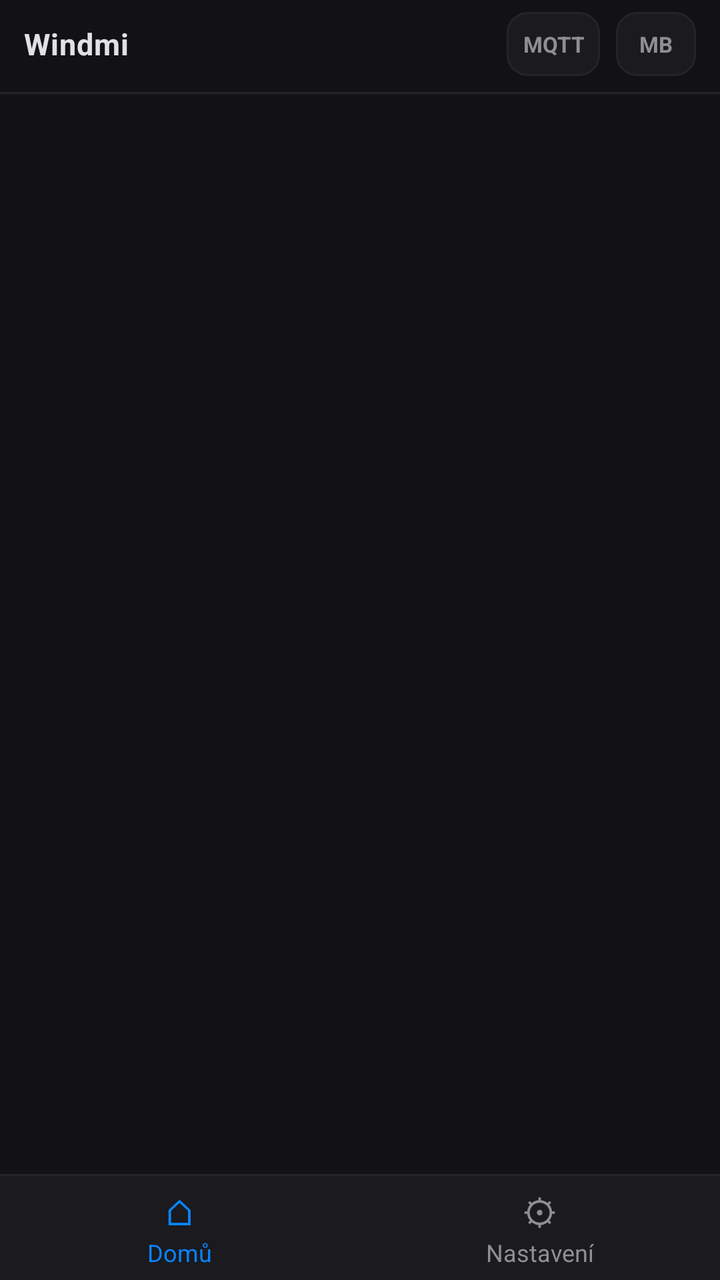
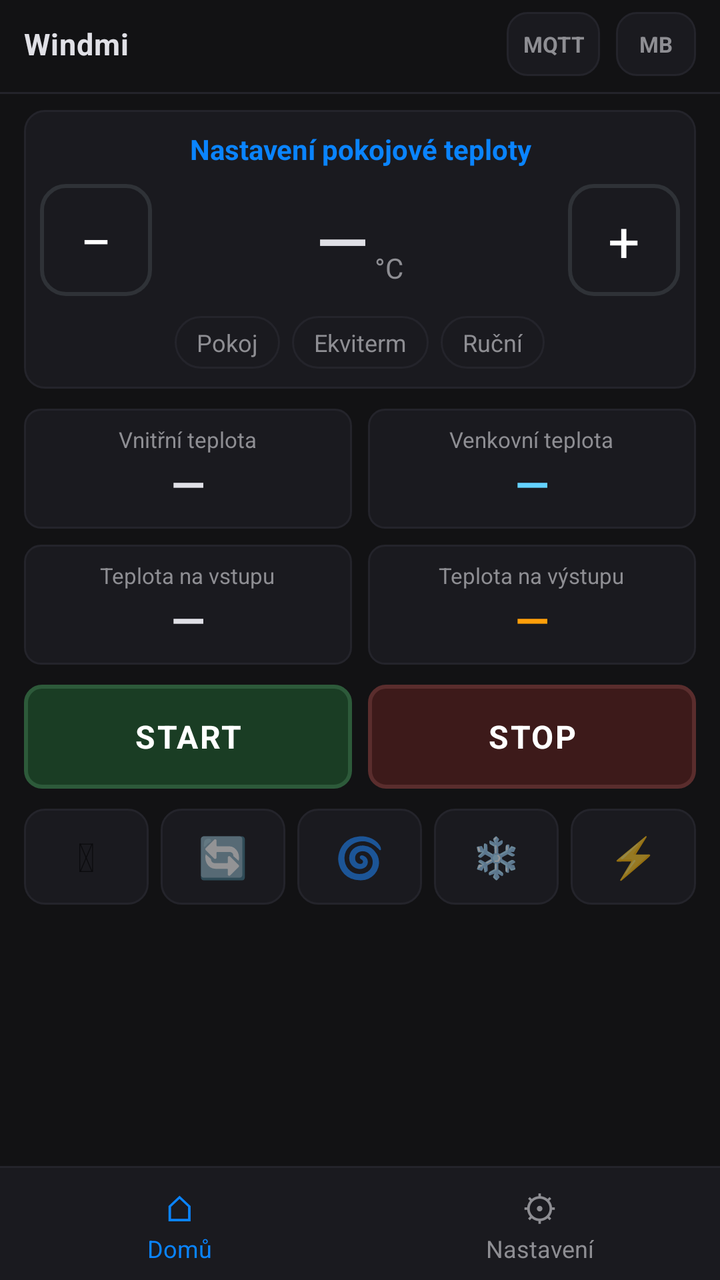

Two renders of the same Android screen: before a commit and after it. Below are the layout's source before the change and the commit's diff.
<!-- AndroidManifest.xml: activity theme Theme.WindmiCtrl -->
<!-- res/layout/activity_main.xml -->
<?xml version="1.0" encoding="utf-8"?>
<LinearLayout xmlns:android="http://schemas.android.com/apk/res/android"
    android:id="@+id/root"
    android:layout_width="match_parent"
    android:layout_height="match_parent"
    android:background="@color/bg"
    android:orientation="vertical">

    <LinearLayout
        android:id="@+id/topbar"
        android:layout_width="match_parent"
        android:layout_height="wrap_content"
        android:gravity="center_vertical"
        android:orientation="horizontal"
        android:paddingHorizontal="12dp"
        android:paddingTop="6dp"
        android:paddingBottom="8dp">

        <TextView
            android:layout_width="0dp"
            android:layout_height="wrap_content"
            android:layout_weight="1"
            android:letterSpacing="0.02"
            android:text="Windmi"
            android:textColor="@color/text"
            android:textSize="15sp"
            android:textStyle="bold" />

        <TextView
            android:id="@+id/sigMqtt"
            android:layout_width="wrap_content"
            android:layout_height="32dp"
            android:background="@drawable/bg_sig"
            android:gravity="center"
            android:minWidth="40dp"
            android:paddingHorizontal="8dp"
            android:text="MQTT"
            android:textColor="@color/muted"
            android:textSize="11sp"
            android:textStyle="bold" />

        <TextView
            android:id="@+id/sigMb"
            android:layout_width="wrap_content"
            android:layout_height="32dp"
            android:layout_marginStart="8dp"
            android:background="@drawable/bg_sig"
            android:gravity="center"
            android:minWidth="40dp"
            android:paddingHorizontal="8dp"
            android:text="MB"
            android:textColor="@color/muted"
            android:textSize="11sp"
            android:textStyle="bold" />
    </LinearLayout>

    <View
        android:layout_width="match_parent"
        android:layout_height="1dp"
        android:background="@color/border" />

    <LinearLayout
        android:id="@+id/faultBanner"
        android:layout_width="match_parent"
        android:layout_height="wrap_content"
        android:layout_marginHorizontal="12dp"
        android:layout_marginTop="8dp"
        android:background="@drawable/bg_fault"
        android:orientation="vertical"
        android:paddingHorizontal="12dp"
        android:paddingVertical="8dp"
        android:visibility="gone">

        <TextView
            android:layout_width="match_parent"
            android:layout_height="wrap_content"
            android:letterSpacing="0.04"
            android:text="PORUCHOVÉ HLÁŠENÍ"
            android:textAllCaps="true"
            android:textColor="@color/fault"
            android:textSize="12sp"
            android:textStyle="bold" />

        <TextView
            android:id="@+id/faultText"
            android:layout_width="match_parent"
            android:layout_height="wrap_content"
            android:textColor="@color/fault_text"
            android:textSize="13sp" />
    </LinearLayout>

    <FrameLayout
        android:id="@+id/content"
        android:layout_width="match_parent"
        android:layout_height="0dp"
        android:layout_weight="1" />

    <View
        android:layout_width="match_parent"
        android:layout_height="1dp"
        android:background="@color/border" />

    <LinearLayout
        android:id="@+id/bottomNav"
        android:layout_width="match_parent"
        android:layout_height="52dp"
        android:background="@color/panel"
        android:orientation="horizontal">

        <LinearLayout
            android:id="@+id/navHome"
            android:layout_width="0dp"
            android:layout_height="match_parent"
            android:layout_weight="1"
            android:background="?attr/selectableItemBackground"
            android:clickable="true"
            android:focusable="true"
            android:gravity="center"
            android:orientation="vertical">

            <TextView
                android:layout_width="wrap_content"
                android:layout_height="wrap_content"
                android:text="⌂"
                android:textColor="@color/room"
                android:textSize="18sp" />

            <TextView
                android:id="@+id/navHomeLabel"
                android:layout_width="wrap_content"
                android:layout_height="wrap_content"
                android:text="Domů"
                android:textColor="@color/room"
                android:textSize="12sp" />
        </LinearLayout>

        <LinearLayout
            android:id="@+id/navSettings"
            android:layout_width="0dp"
            android:layout_height="match_parent"
            android:layout_weight="1"
            android:background="?attr/selectableItemBackground"
            android:clickable="true"
            android:focusable="true"
            android:gravity="center"
            android:orientation="vertical">

            <TextView
                android:layout_width="wrap_content"
                android:layout_height="wrap_content"
                android:text="⚙"
                android:textColor="@color/muted"
                android:textSize="18sp" />

            <TextView
                android:id="@+id/navSettingsLabel"
                android:layout_width="wrap_content"
                android:layout_height="wrap_content"
                android:text="Nastavení"
                android:textColor="@color/muted"
                android:textSize="12sp" />
        </LinearLayout>
    </LinearLayout>
</LinearLayout>
<!-- resources referenced by this layout -->
<resources>
  <color name="bg">#121214</color>
  <color name="border">#24242B</color>
  <color name="fault">#FF453A</color>
  <color name="muted">#8E8E93</color>
  <color name="panel">#1A1A1F</color>
  <color name="room">#0A84FF</color>
  <color name="text">#E0E0E6</color>
  <!-- unchanged entries left out for length: 5 -->
</resources>

<!-- the commit's change to res/layout/activity_main.xml (unified diff, before → after) -->
@@ -89,11 +89,25 @@
             android:textSize="13sp" />
     </LinearLayout>
 
-    <FrameLayout
-        android:id="@+id/content"
+    <ViewFlipper
+        android:id="@+id/pager"
         android:layout_width="match_parent"
         android:layout_height="0dp"
-        android:layout_weight="1" />
+        android:layout_weight="1"
+        android:measureAllChildren="false">
+
+        <include
+            android:id="@+id/pageHome"
+            layout="@layout/view_home"
+            android:layout_width="match_parent"
+            android:layout_height="match_parent" />
+
+        <include
+            android:id="@+id/pageSettings"
+            layout="@layout/view_settings"
+            android:layout_width="match_parent"
+            android:layout_height="match_parent" />
+    </ViewFlipper>
 
     <View
         android:layout_width="match_parent"
@@ -103,14 +117,15 @@
     <LinearLayout
         android:id="@+id/bottomNav"
         android:layout_width="match_parent"
-        android:layout_height="52dp"
+        android:layout_height="wrap_content"
         android:background="@color/panel"
+        android:minHeight="56dp"
         android:orientation="horizontal">
 
         <LinearLayout
             android:id="@+id/navHome"
             android:layout_width="0dp"
-            android:layout_height="match_parent"
+            android:layout_height="56dp"
             android:layout_weight="1"
             android:background="?attr/selectableItemBackground"
             android:clickable="true"
@@ -119,6 +134,7 @@
             android:orientation="vertical">
 
             <TextView
+                android:id="@+id/navHomeIcon"
                 android:layout_width="wrap_content"
                 android:layout_height="wrap_content"
                 android:text="⌂"
@@ -137,7 +153,7 @@
         <LinearLayout
             android:id="@+id/navSettings"
             android:layout_width="0dp"
-            android:layout_height="match_parent"
+            android:layout_height="56dp"
             android:layout_weight="1"
             android:background="?attr/selectableItemBackground"
             android:clickable="true"
@@ -146,6 +162,7 @@
             android:orientation="vertical">
 
             <TextView
+                android:id="@+id/navSettingsIcon"
                 android:layout_width="wrap_content"
                 android:layout_height="wrap_content"
                 android:text="⚙"
@@ -162,3 +179,549 @@
         </LinearLayout>
     </LinearLayout>
 </LinearLayout>
+<!-- res/layout/view_home.xml (included above) -->
+<?xml version="1.0" encoding="utf-8"?>
+<ScrollView xmlns:android="http://schemas.android.com/apk/res/android"
+    android:layout_width="match_parent"
+    android:layout_height="match_parent"
+    android:background="@color/bg"
+    android:fillViewport="true"
+    android:overScrollMode="never">
+
+    <LinearLayout
+        android:layout_width="match_parent"
+        android:layout_height="wrap_content"
+        android:orientation="vertical"
+        android:paddingHorizontal="12dp"
+        android:paddingTop="8dp"
+        android:paddingBottom="20dp">
+
+        <LinearLayout
+            android:layout_width="match_parent"
+            android:layout_height="wrap_content"
+            android:background="@drawable/bg_panel"
+            android:gravity="center_horizontal"
+            android:orientation="vertical"
+            android:paddingHorizontal="8dp"
+            android:paddingVertical="10dp">
+
+            <TextView
+                android:id="@+id/spTitle"
+                android:layout_width="match_parent"
+                android:layout_height="wrap_content"
+                android:gravity="center"
+                android:text="Nastavení pokojové teploty"
+                android:textColor="@color/room"
+                android:textSize="14sp"
+                android:textStyle="bold" />
+
+            <LinearLayout
+                android:layout_width="match_parent"
+                android:layout_height="wrap_content"
+                android:gravity="center"
+                android:orientation="horizontal"
+                android:paddingTop="8dp"
+                android:paddingBottom="10dp">
+
+                <TextView
+                    android:id="@+id/btnMinus"
+                    android:layout_width="56dp"
+                    android:layout_height="56dp"
+                    android:background="@drawable/bg_btn_round"
+                    android:clickable="true"
+                    android:focusable="true"
+                    android:gravity="center"
+                    android:text="−"
+                    android:textColor="@android:color/white"
+                    android:textSize="28sp" />
+
+                <LinearLayout
+                    android:layout_width="0dp"
+                    android:layout_height="wrap_content"
+                    android:layout_weight="1"
+                    android:gravity="center"
+                    android:orientation="vertical"
+                    android:paddingHorizontal="8dp">
+
+                    <LinearLayout
+                        android:layout_width="wrap_content"
+                        android:layout_height="wrap_content"
+                        android:gravity="top"
+                        android:orientation="horizontal">
+
+                        <TextView
+                            android:id="@+id/spValue"
+                            android:layout_width="wrap_content"
+                            android:layout_height="wrap_content"
+                            android:fontFamily="sans-serif-medium"
+                            android:text="—"
+                            android:textColor="@color/text"
+                            android:textSize="34sp" />
+
+                        <TextView
+                            android:layout_width="wrap_content"
+                            android:layout_height="wrap_content"
+                            android:layout_marginStart="3dp"
+                            android:layout_marginTop="6dp"
+                            android:text="°C"
+                            android:textColor="@color/muted"
+                            android:textSize="14sp" />
+                    </LinearLayout>
+
+                    <TextView
+                        android:id="@+id/spHint"
+                        android:layout_width="wrap_content"
+                        android:layout_height="wrap_content"
+                        android:layout_marginTop="4dp"
+                        android:textColor="@color/ekv"
+                        android:textSize="12sp"
+                        android:visibility="gone" />
+                </LinearLayout>
+
+                <TextView
+                    android:id="@+id/btnPlus"
+                    android:layout_width="56dp"
+                    android:layout_height="56dp"
+                    android:background="@drawable/bg_btn_round"
+                    android:clickable="true"
+                    android:focusable="true"
+                    android:gravity="center"
+                    android:text="+"
+                    android:textColor="@android:color/white"
+                    android:textSize="28sp" />
+            </LinearLayout>
+
+            <LinearLayout
+                android:layout_width="match_parent"
+                android:layout_height="wrap_content"
+                android:gravity="center"
+                android:orientation="horizontal">
+
+                <TextView
+                    android:id="@+id/modeRoom"
+                    android:layout_width="wrap_content"
+                    android:layout_height="wrap_content"
+                    android:background="@drawable/bg_chip"
+                    android:clickable="true"
+                    android:focusable="true"
+                    android:paddingHorizontal="11dp"
+                    android:paddingVertical="5dp"
+                    android:text="Pokoj"
+                    android:textColor="@color/muted"
+                    android:textSize="12sp" />
+
+                <TextView
+                    android:id="@+id/modeEkv"
+                    android:layout_width="wrap_content"
+                    android:layout_height="wrap_content"
+                    android:layout_marginStart="6dp"
+                    android:background="@drawable/bg_chip"
+                    android:clickable="true"
+                    android:focusable="true"
+                    android:paddingHorizontal="11dp"
+                    android:paddingVertical="5dp"
+                    android:text="Ekviterm"
+                    android:textColor="@color/muted"
+                    android:textSize="12sp" />
+
+                <TextView
+                    android:id="@+id/modeWater"
+                    android:layout_width="wrap_content"
+                    android:layout_height="wrap_content"
+                    android:layout_marginStart="6dp"
+                    android:background="@drawable/bg_chip"
+                    android:clickable="true"
+                    android:focusable="true"
+                    android:paddingHorizontal="11dp"
+                    android:paddingVertical="5dp"
+                    android:text="Ruční"
+                    android:textColor="@color/muted"
+                    android:textSize="12sp" />
+            </LinearLayout>
+        </LinearLayout>
+
+        <LinearLayout
+            android:layout_width="match_parent"
+            android:layout_height="wrap_content"
+            android:layout_marginTop="10dp"
+            android:orientation="horizontal">
+
+            <LinearLayout
+                android:layout_width="0dp"
+                android:layout_height="wrap_content"
+                android:layout_marginEnd="4dp"
+                android:layout_weight="1"
+                android:background="@drawable/bg_temp_card"
+                android:gravity="center"
+                android:orientation="vertical"
+                android:padding="8dp">
+
+                <TextView
+                    android:layout_width="wrap_content"
+                    android:layout_height="wrap_content"
+                    android:text="Vnitřní teplota"
+                    android:textColor="@color/muted"
+                    android:textSize="11sp" />
+
+                <TextView
+                    android:id="@+id/tempRoom"
+                    android:layout_width="wrap_content"
+                    android:layout_height="wrap_content"
+                    android:text="—"
+                    android:textColor="@color/text"
+                    android:textSize="22sp"
+                    android:textStyle="bold" />
+            </LinearLayout>
+
+            <LinearLayout
+                android:layout_width="0dp"
+                android:layout_height="wrap_content"
+                android:layout_marginStart="4dp"
+                android:layout_weight="1"
+                android:background="@drawable/bg_temp_card"
+                android:gravity="center"
+                android:orientation="vertical"
+                android:padding="8dp">
+
+                <TextView
+                    android:layout_width="wrap_content"
+                    android:layout_height="wrap_content"
+                    android:text="Venkovní teplota"
+                    android:textColor="@color/muted"
+                    android:textSize="11sp" />
+
+                <TextView
+                    android:id="@+id/tempOutdoor"
+                    android:layout_width="wrap_content"
+                    android:layout_height="wrap_content"
+                    android:text="—"
+                    android:textColor="@color/ekv"
+                    android:textSize="22sp"
+                    android:textStyle="bold" />
+            </LinearLayout>
+        </LinearLayout>
+
+        <LinearLayout
+            android:layout_width="match_parent"
+            android:layout_height="wrap_content"
+            android:layout_marginTop="8dp"
+            android:orientation="horizontal">
+
+            <LinearLayout
+                android:layout_width="0dp"
+                android:layout_height="wrap_content"
+                android:layout_marginEnd="4dp"
+                android:layout_weight="1"
+                android:background="@drawable/bg_temp_card"
+                android:gravity="center"
+                android:orientation="vertical"
+                android:padding="8dp">
+
+                <TextView
+                    android:layout_width="wrap_content"
+                    android:layout_height="wrap_content"
+                    android:text="Teplota na vstupu"
+                    android:textColor="@color/muted"
+                    android:textSize="11sp" />
+
+                <TextView
+                    android:id="@+id/tempInlet"
+                    android:layout_width="wrap_content"
+                    android:layout_height="wrap_content"
+                    android:text="—"
+                    android:textColor="@color/text"
+                    android:textSize="22sp"
+                    android:textStyle="bold" />
+            </LinearLayout>
+
+            <LinearLayout
+                android:layout_width="0dp"
+                android:layout_height="wrap_content"
+                android:layout_marginStart="4dp"
+                android:layout_weight="1"
+                android:background="@drawable/bg_temp_card"
+                android:gravity="center"
+                android:orientation="vertical"
+                android:padding="8dp">
+
+                <TextView
+                    android:layout_width="wrap_content"
+                    android:layout_height="wrap_content"
+                    android:text="Teplota na výstupu"
+                    android:textColor="@color/muted"
+                    android:textSize="11sp" />
+
+                <TextView
+                    android:id="@+id/tempOutlet"
+                    android:layout_width="wrap_content"
+                    android:layout_height="wrap_content"
+                    android:text="—"
+                    android:textColor="@color/water"
+                    android:textSize="22sp"
+                    android:textStyle="bold" />
+            </LinearLayout>
+        </LinearLayout>
+
+        <LinearLayout
+            android:layout_width="match_parent"
+            android:layout_height="wrap_content"
+            android:layout_marginTop="10dp"
+            android:orientation="horizontal">
+
+            <TextView
+                android:id="@+id/btnStart"
+                android:layout_width="0dp"
+                android:layout_height="52dp"
+                android:layout_marginEnd="4dp"
+                android:layout_weight="1"
+                android:background="@drawable/bg_btn_start"
+                android:clickable="true"
+                android:focusable="true"
+                android:gravity="center"
+                android:letterSpacing="0.05"
+                android:text="START"
+                android:textColor="@android:color/white"
+                android:textSize="16sp"
+                android:textStyle="bold" />
+
+            <TextView
+                android:id="@+id/btnStop"
+                android:layout_width="0dp"
+                android:layout_height="52dp"
+                android:layout_marginStart="4dp"
+                android:layout_weight="1"
+                android:background="@drawable/bg_btn_stop"
+                android:clickable="true"
+                android:focusable="true"
+                android:gravity="center"
+                android:letterSpacing="0.05"
+                android:text="STOP"
+                android:textColor="@android:color/white"
+                android:textSize="16sp"
+                android:textStyle="bold" />
+        </LinearLayout>
+
+        <LinearLayout
+            android:layout_width="match_parent"
+            android:layout_height="wrap_content"
+            android:layout_marginTop="10dp"
+            android:orientation="horizontal">
+
+            <TextView
+                android:id="@+id/statPower"
+                android:layout_width="0dp"
+                android:layout_height="48dp"
+                android:layout_marginEnd="3dp"
+                android:layout_weight="1"
+                android:background="@drawable/bg_stat"
+                android:gravity="center"
+                android:text="⏻"
+                android:textSize="20sp" />
+
+            <TextView
+                android:id="@+id/statPump"
+                android:layout_width="0dp"
+                android:layout_height="48dp"
+                android:layout_marginHorizontal="3dp"
+                android:layout_weight="1"
+                android:background="@drawable/bg_stat"
+                android:gravity="center"
+                android:text="🔄"
+                android:textSize="20sp" />
+
+            <TextView
+                android:id="@+id/statCompressor"
+                android:layout_width="0dp"
+                android:layout_height="48dp"
+                android:layout_marginHorizontal="3dp"
+                android:layout_weight="1"
+                android:background="@drawable/bg_stat"
+                android:gravity="center"
+                android:text="🌀"
+                android:textSize="20sp" />
+
+            <TextView
+                android:id="@+id/statDefrost"
+                android:layout_width="0dp"
+                android:layout_height="48dp"
+                android:layout_marginHorizontal="3dp"
+                android:layout_weight="1"
+                android:background="@drawable/bg_stat"
+                android:gravity="center"
+                android:text="❄"
+                android:textSize="20sp" />
+
+            <TextView
+                android:id="@+id/statElec"
+                android:layout_width="0dp"
+                android:layout_height="48dp"
+                android:layout_marginStart="3dp"
+                android:layout_weight="1"
+                android:background="@drawable/bg_stat"
+                android:gravity="center"
+                android:text="⚡"
+                android:textSize="20sp" />
+        </LinearLayout>
+    </LinearLayout>
+</ScrollView>
+<!-- res/layout/view_settings.xml (included above) -->
+<?xml version="1.0" encoding="utf-8"?>
+<ScrollView xmlns:android="http://schemas.android.com/apk/res/android"
+    android:layout_width="match_parent"
+    android:layout_height="match_parent"
+    android:background="@color/bg"
+    android:fillViewport="true"
+    android:overScrollMode="never">
+
+    <LinearLayout
+        android:layout_width="match_parent"
+        android:layout_height="wrap_content"
+        android:orientation="vertical"
+        android:paddingHorizontal="12dp"
+        android:paddingTop="8dp"
+        android:paddingBottom="20dp">
+
+        <TextView
+            android:layout_width="match_parent"
+            android:layout_height="wrap_content"
+            android:text="Připojení MQTT"
+            android:textColor="@color/text"
+            android:textSize="18sp"
+            android:textStyle="bold" />
+
+        <TextView
+            android:layout_width="match_parent"
+            android:layout_height="wrap_content"
+            android:layout_marginTop="4dp"
+            android:layout_marginBottom="14dp"
+            android:lineSpacingMultiplier="1.3"
+            android:text="Aplikace slouží jen k ovládání. Časový plán a regulátor PID zůstávají na Tab5."
+            android:textColor="@color/muted"
+            android:textSize="13sp" />
+
+        <TextView
+            android:layout_width="match_parent"
+            android:layout_height="wrap_content"
+            android:text="Broker (WSS)"
+            android:textColor="@color/muted"
+            android:textSize="12sp" />
+
+        <EditText
+            android:id="@+id/cfgHost"
+            android:layout_width="match_parent"
+            android:layout_height="48dp"
+            android:layout_marginTop="4dp"
+            android:background="@drawable/bg_field"
+            android:hint="wss://broker.example.com:8084/mqtt"
+            android:inputType="textUri"
+            android:paddingHorizontal="12dp"
+            android:textColor="@color/text"
+            android:textColorHint="@color/muted"
+            android:textSize="14sp" />
+
+        <TextView
+            android:layout_width="match_parent"
+            android:layout_height="wrap_content"
+            android:layout_marginTop="12dp"
+            android:text="Uživatel"
+            android:textColor="@color/muted"
+            android:textSize="12sp" />
+
+        <EditText
+            android:id="@+id/cfgUser"
+            android:layout_width="match_parent"
+            android:layout_height="48dp"
+            android:layout_marginTop="4dp"
+            android:background="@drawable/bg_field"
+            android:inputType="text"
+            android:paddingHorizontal="12dp"
+            android:textColor="@color/text"
+            android:textColorHint="@color/muted"
+            android:textSize="14sp" />
+
+        <TextView
+            android:layout_width="match_parent"
+            android:layout_height="wrap_content"
+            android:layout_marginTop="12dp"
+            android:text="Heslo"
+            android:textColor="@color/muted"
+            android:textSize="12sp" />
+
+        <EditText
+            android:id="@+id/cfgPass"
+            android:layout_width="match_parent"
+            android:layout_height="48dp"
+            android:layout_marginTop="4dp"
+            android:background="@drawable/bg_field"
+            android:inputType="textPassword"
+            android:paddingHorizontal="12dp"
+            android:textColor="@color/text"
+            android:textColorHint="@color/muted"
+            android:textSize="14sp" />
+
+        <TextView
+            android:layout_width="match_parent"
+            android:layout_height="wrap_content"
+            android:layout_marginTop="12dp"
+            android:text="Topic prefix"
+            android:textColor="@color/muted"
+            android:textSize="12sp" />
+
+        <EditText
+            android:id="@+id/cfgPrefix"
+            android:layout_width="match_parent"
+            android:layout_height="48dp"
+            android:layout_marginTop="4dp"
+            android:background="@drawable/bg_field"
+            android:inputType="text"
+            android:paddingHorizontal="12dp"
+            android:text="windmi"
+            android:textColor="@color/text"
+            android:textColorHint="@color/muted"
+            android:textSize="14sp" />
+
+        <LinearLayout
+            android:layout_width="match_parent"
+            android:layout_height="wrap_content"
+            android:layout_marginTop="16dp"
+            android:orientation="horizontal">
+
+            <TextView
+                android:id="@+id/btnConnect"
+                android:layout_width="0dp"
+                android:layout_height="48dp"
+                android:layout_marginEnd="6dp"
+                android:layout_weight="1"
+                android:background="@drawable/bg_btn_primary"
+                android:clickable="true"
+                android:focusable="true"
+                android:gravity="center"
+                android:text="Připojit"
+                android:textColor="@android:color/white"
+                android:textStyle="bold" />
+
+            <TextView
+                android:id="@+id/btnDisconnect"
+                android:layout_width="0dp"
+                android:layout_height="48dp"
+                android:layout_marginStart="6dp"
+                android:layout_weight="1"
+                android:background="@drawable/bg_btn_secondary"
+                android:clickable="true"
+                android:focusable="true"
+                android:gravity="center"
+                android:text="Odpojit"
+                android:textColor="@color/text"
+                android:textStyle="bold" />
+        </LinearLayout>
+
+        <TextView
+            android:id="@+id/cfgStatus"
+            android:layout_width="match_parent"
+            android:layout_height="wrap_content"
+            android:layout_marginTop="12dp"
+            android:minHeight="18dp"
+            android:textColor="@color/muted"
+            android:textSize="13sp" />
+    </LinearLayout>
+</ScrollView>
<!-- resource entries referenced after the edit -->
@@ -2,11 +2,90 @@
 <resources>
   <color name="bg">#121214</color>
   <color name="border">#24242B</color>
+  <color name="ekv">#64D2FF</color>
   <color name="fault">#FF453A</color>
   <color name="muted">#8E8E93</color>
   <color name="panel">#1A1A1F</color>
   <color name="room">#0A84FF</color>
   <color name="text">#E0E0E6</color>
+  <color name="water">#FF9F0A</color>
+  <!-- drawable bg_btn_primary (drawable) -->
+  <?xml version="1.0" encoding="utf-8"?>
+  <shape xmlns:android="http://schemas.android.com/apk/res/android" android:shape="rectangle">
+      <solid android:color="@color/chip_room_bg" />
+      <stroke android:width="1dp" android:color="@color/room" />
+      <corners android:radius="8dp" />
+  </shape>
+  <!-- drawable bg_btn_round (drawable) -->
+  <?xml version="1.0" encoding="utf-8"?>
+  <shape xmlns:android="http://schemas.android.com/apk/res/android" android:shape="rectangle">
+      <solid android:color="@color/btn_round" />
+      <stroke android:width="2dp" android:color="@color/btn_round_border" />
+      <corners android:radius="12dp" />
+  </shape>
+  <!-- drawable bg_btn_secondary (drawable) -->
+  <?xml version="1.0" encoding="utf-8"?>
+  <shape xmlns:android="http://schemas.android.com/apk/res/android" android:shape="rectangle">
+      <solid android:color="@color/panel" />
+      <stroke android:width="1dp" android:color="@color/border" />
+      <corners android:radius="8dp" />
+  </shape>
+  <!-- drawable bg_btn_start (drawable) -->
+  <?xml version="1.0" encoding="utf-8"?>
+  <shape xmlns:android="http://schemas.android.com/apk/res/android" android:shape="rectangle">
+      <solid android:color="@color/start_bg" />
+      <stroke android:width="2dp" android:color="@color/start_border" />
+      <corners android:radius="8dp" />
+  </shape>
+  <!-- drawable bg_btn_stop (drawable) -->
+  <?xml version="1.0" encoding="utf-8"?>
+  <shape xmlns:android="http://schemas.android.com/apk/res/android" android:shape="rectangle">
+      <solid android:color="@color/stop_bg" />
+      <stroke android:width="2dp" android:color="@color/stop_border" />
+      <corners android:radius="8dp" />
+  </shape>
+  <!-- drawable bg_chip (drawable) -->
+  <?xml version="1.0" encoding="utf-8"?>
+  <shape xmlns:android="http://schemas.android.com/apk/res/android" android:shape="rectangle">
+      <solid android:color="@color/panel" />
+      <stroke android:width="1dp" android:color="@color/border" />
+      <corners android:radius="999dp" />
+  </shape>
+  <!-- drawable bg_field (drawable) -->
+  <?xml version="1.0" encoding="utf-8"?>
+  <shape xmlns:android="http://schemas.android.com/apk/res/android" android:shape="rectangle">
+      <solid android:color="@color/panel" />
+      <stroke android:width="1dp" android:color="@color/border" />
+      <corners android:radius="8dp" />
+  </shape>
+  <!-- drawable bg_panel (drawable) -->
+  <?xml version="1.0" encoding="utf-8"?>
+  <shape xmlns:android="http://schemas.android.com/apk/res/android" android:shape="rectangle">
+      <solid android:color="@color/panel" />
+      <stroke android:width="1dp" android:color="@color/border" />
+      <corners android:radius="10dp" />
+  </shape>
+  <!-- drawable bg_stat (drawable) -->
+  <?xml version="1.0" encoding="utf-8"?>
+  <shape xmlns:android="http://schemas.android.com/apk/res/android" android:shape="rectangle">
+      <solid android:color="@color/panel" />
+      <stroke android:width="1dp" android:color="@color/border" />
+      <corners android:radius="10dp" />
+  </shape>
+  <!-- drawable bg_temp_card (drawable) -->
+  <?xml version="1.0" encoding="utf-8"?>
+  <shape xmlns:android="http://schemas.android.com/apk/res/android" android:shape="rectangle">
+      <solid android:color="@color/panel" />
+      <stroke android:width="1dp" android:color="@color/border" />
+      <corners android:radius="8dp" />
+  </shape>
+  <color name="chip_room_bg">#0A2A4A</color>
+  <color name="btn_round">#1A1A1F</color>
+  <color name="btn_round_border">#2F3237</color>
+  <color name="start_bg">#1A3D24</color>
+  <color name="start_border">#2D5A3A</color>
+  <color name="stop_bg">#3D1A1A</color>
+  <color name="stop_border">#5A2D2D</color>
   <!-- unchanged entries left out for length: 5 -->
 </resources>
 
